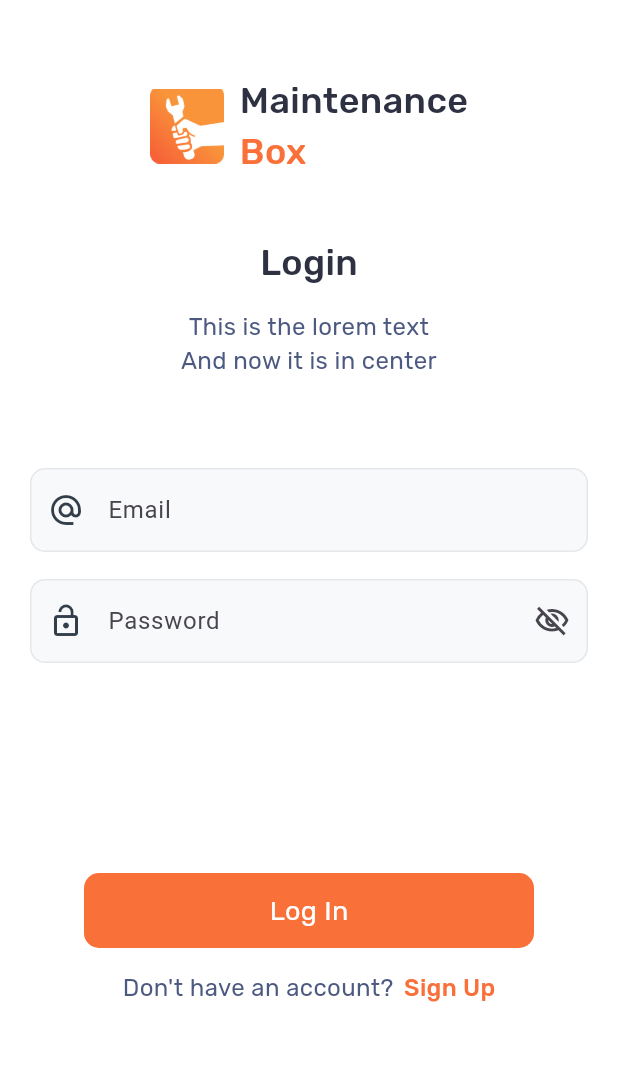
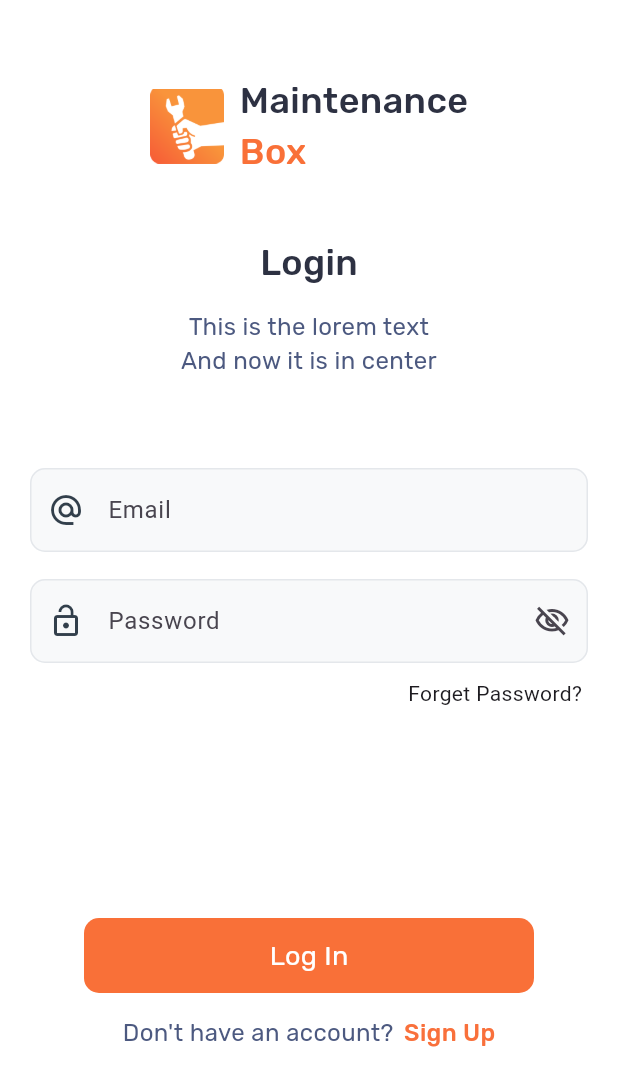
Before and after one commit to Muhammad-Ibrar727/LogIn-UI, a Flutter app: the screen it shows after launch, on a phone screen of 412 x 824 dp. Shown: the top 1086 px of the screen. Run offline on Flutter 3.47's test engine with Material 3 defaults, Android fonts, the phone set to English and light mode, and no system bars.

Commit message:
added forget password

```diff
--- a/lib/main.dart
+++ b/lib/main.dart
@@ -120,6 +120,21 @@ class MyApp extends StatelessWidget {
                       )),
                 ),
               ),
+
+              SizedBox(height: 10,),
+
+              const Row(
+                mainAxisAlignment: MainAxisAlignment.end,
+                children: [
+                Padding(
+                  padding: EdgeInsets.only(right: 24),
+                  child: Text(
+                    'Forget Password?',
+                    textAlign: TextAlign.end,
+                    ),
+                )
+              ],),
+
               const SizedBox(
                 height: 140,
               ),
```
